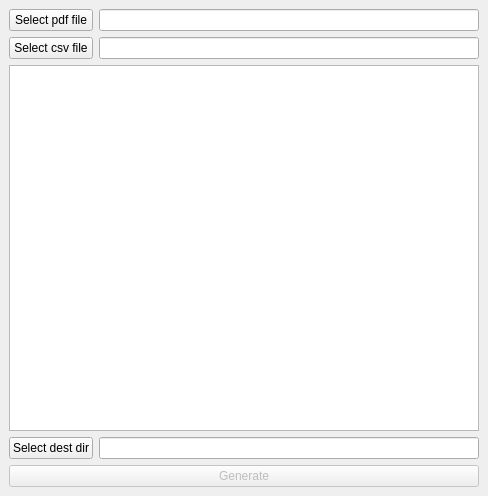
Old version of the form pdf_signature_gui/mainwindow.ui in the repository westpro4321/pdf_signature.
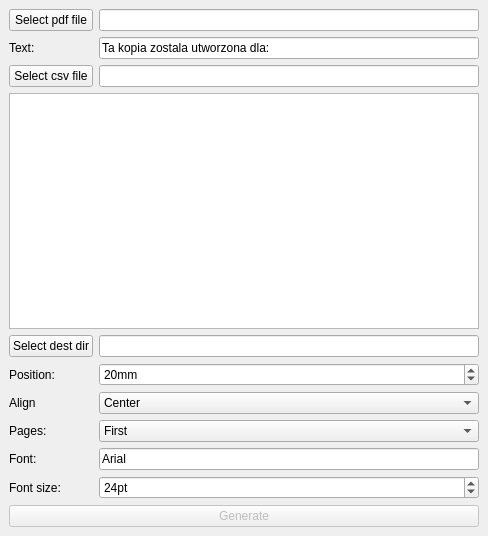
New version of the form.

Patch:
```diff
--- a/pdf_signature_gui/mainwindow.ui
+++ b/pdf_signature_gui/mainwindow.ui
@@ -7,7 +7,7 @@
     <x>0</x>
     <y>0</y>
     <width>488</width>
-    <height>496</height>
+    <height>536</height>
    </rect>
   </property>
   <property name="windowTitle">
@@ -22,28 +22,136 @@
       </property>
      </widget>
     </item>
-    <item row="1" column="0">
-     <widget class="QPushButton" name="csvPb">
-      <property name="text">
-       <string>Select csv file</string>
+    <item row="9" column="0" colspan="2">
+     <widget class="QTableView" name="csvView"/>
+    </item>
+    <item row="10" column="1">
+     <widget class="QLineEdit" name="destLe">
+      <property name="readOnly">
+       <bool>true</bool>
       </property>
      </widget>
     </item>
-    <item row="6" column="0">
+    <item row="10" column="0">
      <widget class="QPushButton" name="destPb">
       <property name="text">
        <string>Select dest dir</string>
       </property>
      </widget>
     </item>
-    <item row="1" column="1">
+    <item row="3" column="1">
+     <widget class="QLineEdit" name="userTextLe">
+      <property name="text">
+       <string>Ta kopia zostala utworzona dla:</string>
+      </property>
+     </widget>
+    </item>
+    <item row="17" column="1">
+     <widget class="QComboBox" name="pagesCb">
+      <item>
+       <property name="text">
+        <string>First</string>
+       </property>
+      </item>
+      <item>
+       <property name="text">
+        <string>All</string>
+       </property>
+      </item>
+     </widget>
+    </item>
+    <item row="0" column="1">
+     <widget class="QLineEdit" name="pdfLe">
+      <property name="readOnly">
+       <bool>true</bool>
+      </property>
+     </widget>
+    </item>
+    <item row="18" column="0">
+     <widget class="QLabel" name="label_5">
+      <property name="text">
+       <string>Font:</string>
+      </property>
+     </widget>
+    </item>
+    <item row="5" column="1">
      <widget class="QLineEdit" name="csvLe">
       <property name="readOnly">
        <bool>true</bool>
       </property>
      </widget>
     </item>
-    <item row="8" column="0" colspan="2">
+    <item row="17" column="0">
+     <widget class="QLabel" name="label_4">
+      <property name="text">
+       <string>Pages:</string>
+      </property>
+     </widget>
+    </item>
+    <item row="16" column="1">
+     <widget class="QComboBox" name="alignCb">
+      <item>
+       <property name="text">
+        <string>Center</string>
+       </property>
+      </item>
+      <item>
+       <property name="text">
+        <string>Left</string>
+       </property>
+      </item>
+      <item>
+       <property name="text">
+        <string>Right</string>
+       </property>
+      </item>
+     </widget>
+    </item>
+    <item row="16" column="0">
+     <widget class="QLabel" name="label_3">
+      <property name="text">
+       <string>Align</string>
+      </property>
+     </widget>
+    </item>
+    <item row="3" column="0">
+     <widget class="QLabel" name="label">
+      <property name="text">
+       <string>Text:</string>
+      </property>
+     </widget>
+    </item>
+    <item row="14" column="0">
+     <widget class="QLabel" name="label_2">
+      <property name="text">
+       <string>Position:</string>
+      </property>
+     </widget>
+    </item>
+    <item row="14" column="1">
+     <widget class="QSpinBox" name="posSb">
+      <property name="suffix">
+       <string>mm</string>
+      </property>
+      <property name="minimum">
+       <number>-1000</number>
+      </property>
+      <property name="maximum">
+       <number>1000</number>
+      </property>
+      <property name="value">
+       <number>20</number>
+      </property>
+     </widget>
+    </item>
+    <item row="5" column="0">
+     <widget class="QPushButton" name="csvPb">
+      <property name="text">
+       <string>Select csv file</string>
+      </property>
+     </widget>
+    </item>
+    <item row="22" column="0" colspan="2">
      <widget class="QPushButton" name="generatePb">
       <property name="enabled">
        <bool>false</bool>
@@ -53,20 +161,33 @@
       </property>
      </widget>
     </item>
-    <item row="5" column="0" colspan="2">
-     <widget class="QTableView" name="csvView"/>
+    <item row="19" column="0">
+     <widget class="QLabel" name="label_6">
+      <property name="text">
+       <string>Font size:</string>
+      </property>
+     </widget>
     </item>
-    <item row="0" column="1">
-     <widget class="QLineEdit" name="pdfLe">
-      <property name="readOnly">
-       <bool>true</bool>
+    <item row="19" column="1">
+     <widget class="QSpinBox" name="fontSizeSb">
+      <property name="suffix">
+       <string>pt</string>
       </property>
+      <property name="minimum">
+       <number>8</number>
+      </property>
+      <property name="maximum">
+       <number>60</number>
+      </property>
+      <property name="value">
+       <number>24</number>
+      </property>
      </widget>
     </item>
-    <item row="6" column="1">
-     <widget class="QLineEdit" name="destLe">
-      <property name="readOnly">
-       <bool>true</bool>
+    <item row="18" column="1">
+     <widget class="QLineEdit" name="fontLe">
+      <property name="text">
+       <string>Arial</string>
       </property>
      </widget>
     </item>
```
